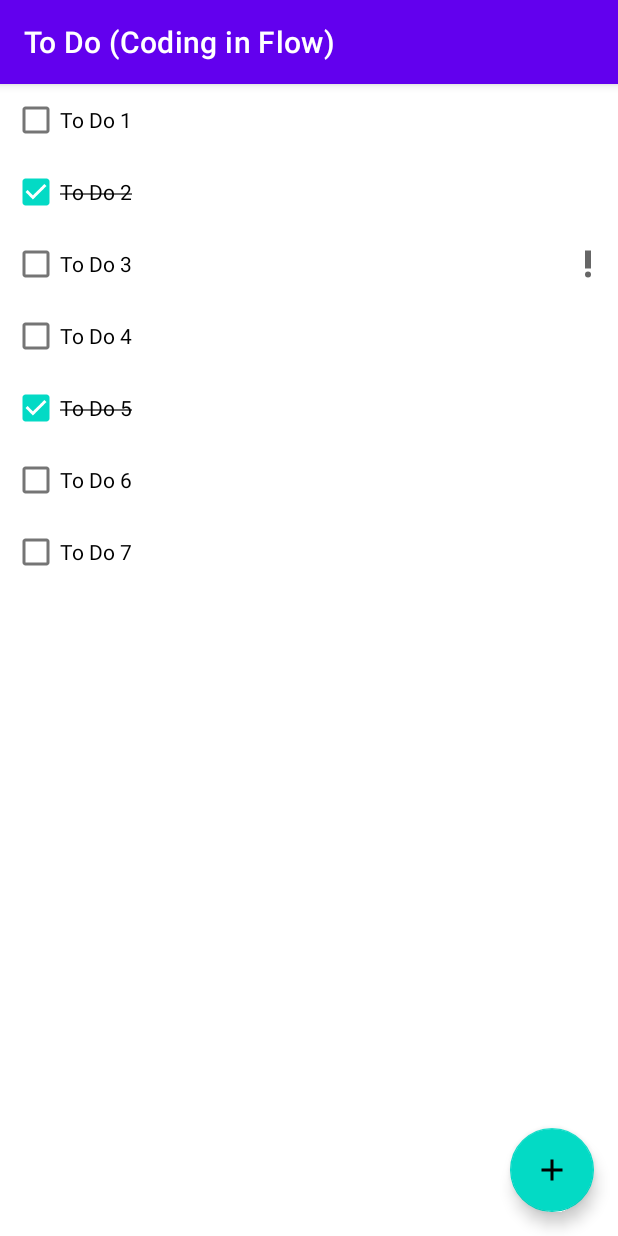
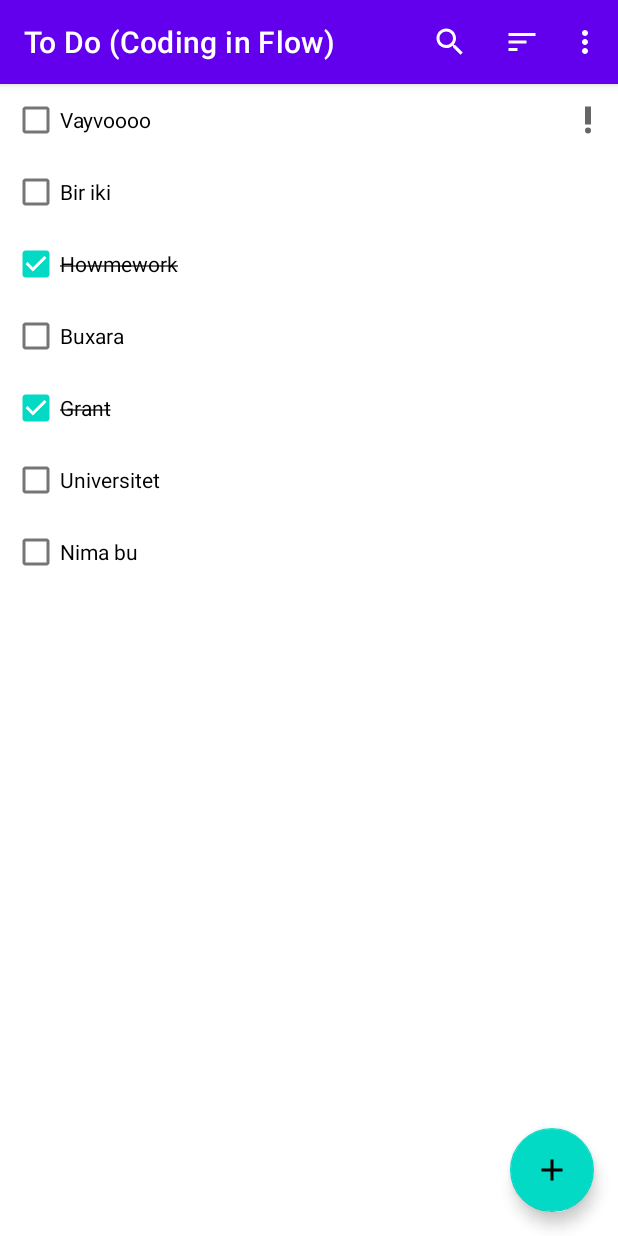
Before and after one commit to AndroidDeveloperSanjar/To-Do-App-Coding-in-Flow-, an Android app: the screen it shows after launch (MainActivity), on a phone screen of 412 x 824 dp. Run offline under Robolectric (Android 15) with nearby library versions, the phone set to English and light mode, and no system bars; our stand-ins replace Dagger/Hilt's generated code, Room's generated code; libraries missing offline, so code that uses them is left out: androidx.hilt.lifecycle.

Commit message:
Updated menu!

```diff
--- a/app/src/main/java/uz/androbeck/todoapp/data/TaskDao.kt
+++ b/app/src/main/java/uz/androbeck/todoapp/data/TaskDao.kt
@@ -5,8 +5,9 @@ import kotlinx.coroutines.flow.Flow
 
 @Dao
 interface TaskDao {
-    @Query("SELECT * FROM task_table")
-    fun getTasks() : Flow<List<Task>>
+
+    @Query("SELECT * FROM task_table WHERE name LIKE '%' || :searchQuery || '%' ORDER BY important DESC ")
+    fun getTasks(searchQuery: String) : Flow<List<Task>>
 
     @Insert(onConflict = OnConflictStrategy.REPLACE)
     suspend fun insert(task: Task)
--- a/app/src/main/java/uz/androbeck/todoapp/data/TaskDatabase.kt
+++ b/app/src/main/java/uz/androbeck/todoapp/data/TaskDatabase.kt
@@ -25,13 +25,13 @@ abstract class TaskDatabase : RoomDatabase() {
             val dao = database.get().taskDao()
 
             applicationScope.launch {
-                dao.insert(Task("To Do 1"))
-                dao.insert(Task("To Do 2", completed = true))
-                dao.insert(Task("To Do 3", important = true))
-                dao.insert(Task("To Do 4"))
-                dao.insert(Task("To Do 5", completed = true))
-                dao.insert(Task("To Do 6"))
-                dao.insert(Task("To Do 7"))
+                dao.insert(Task("Bir iki "))
+                dao.insert(Task("Howmework", completed = true))
+                dao.insert(Task("Vayvoooo", important = true))
+                dao.insert(Task("Buxara"))
+                dao.insert(Task("Grant", completed = true))
+                dao.insert(Task("Universitet"))
+                dao.insert(Task("Nima bu"))
             }
         }
     }
--- a/app/src/main/java/uz/androbeck/todoapp/ui/tasks/TasksFragment.kt
+++ b/app/src/main/java/uz/androbeck/todoapp/ui/tasks/TasksFragment.kt
@@ -1,13 +1,18 @@
 package uz.androbeck.todoapp.ui.tasks
 
 import android.os.Bundle
+import android.view.Menu
+import android.view.MenuInflater
+import android.view.MenuItem
 import android.view.View
+import androidx.appcompat.widget.SearchView
 import androidx.fragment.app.Fragment
 import androidx.fragment.app.viewModels
 import androidx.recyclerview.widget.LinearLayoutManager
 import dagger.hilt.android.AndroidEntryPoint
 import uz.androbeck.todoapp.R
 import uz.androbeck.todoapp.databinding.FragmentTasksBinding
+import uz.androbeck.todoapp.util.onQueryTextChanged
 
 @AndroidEntryPoint
 class TasksFragment : Fragment(R.layout.fragment_tasks) {
@@ -29,8 +34,47 @@ class TasksFragment : Fragment(R.layout.fragment_tasks) {
             }
         }
 
-        viewModel.tasks.observe(viewLifecycleOwner, {
+        viewModel.tasks.observe(viewLifecycleOwner) {
             tasksAdapter.submitList(it)
-        })
+        }
+
+        setHasOptionsMenu(true)
+    }
+
+    override fun onSaveInstanceState(outState: Bundle) {
+        super.onSaveInstanceState(outState)
+    }
+
+    override fun onCreateOptionsMenu(menu: Menu, inflater: MenuInflater) {
+        inflater.inflate(R.menu.menu_fragment_tasks, menu)
+
+        val searchItem = menu.findItem(R.id.action_search)
+        val searchView = searchItem.actionView as SearchView
+
+        searchView.onQueryTextChanged {
+            viewModel.searchQuery.value = it
+        }
+    }
+
+    override fun onOptionsItemSelected(item: MenuItem): Boolean {
+        return when (item.itemId) {
+            R.id.action_by_sort_name -> {
+
+                true
+            }
+            R.id.action_sort_by_date_created ->{
+
+                true
+            }
+            R.id.action_hide_completed_tasks -> {
+
+                true
+            }
+            R.id.action_delete_all_completed_tasks ->{
+
+                true
+            }
+            else -> super.onOptionsItemSelected(item)
+        }
     }
 }
--- a/app/src/main/java/uz/androbeck/todoapp/ui/tasks/TasksViewModel.kt
+++ b/app/src/main/java/uz/androbeck/todoapp/ui/tasks/TasksViewModel.kt
@@ -3,11 +3,20 @@ package uz.androbeck.todoapp.ui.tasks
 import androidx.hilt.lifecycle.ViewModelInject
 import androidx.lifecycle.ViewModel
 import androidx.lifecycle.asLiveData
+import kotlinx.coroutines.flow.MutableStateFlow
+import kotlinx.coroutines.flow.flatMapLatest
 import uz.androbeck.todoapp.data.TaskDao
 
 class TasksViewModel @ViewModelInject constructor(
     private val taskDao: TaskDao
 ) : ViewModel() {
 
-    val tasks = taskDao.getTasks().asLiveData()
+    val searchQuery = MutableStateFlow("")
+
+    private val taskFlow = searchQuery.flatMapLatest {
+        taskDao.getTasks(it)
+    }
+
+    val tasks = taskFlow.asLiveData()
+
 }
--- /dev/null
+++ b/app/src/main/java/uz/androbeck/todoapp/util/ViewExtensions.kt
@@ -0,0 +1,23 @@
+package uz.androbeck.todoapp.util
+
+import android.view.View
+import androidx.appcompat.widget.SearchView
+
+inline fun SearchView.onQueryTextChanged(crossinline listener: (String) -> Unit){
+    this.setOnQueryTextFocusChangeListener(object : SearchView.OnQueryTextListener,
+        View.OnFocusChangeListener {
+
+        override fun onQueryTextSubmit(query: String?): Boolean {
+            return true
+        }
+
+        override fun onQueryTextChange(newText: String?): Boolean {
+            listener(newText.orEmpty())
+            return true
+        }
+
+        override fun onFocusChange(p0: View?, p1: Boolean) {
+
+        }
+    })
+}
--- /dev/null
+++ b/app/src/main/res/menu/menu_fragment_tasks.xml
@@ -0,0 +1,35 @@
+<?xml version="1.0" encoding="utf-8"?>
+<menu xmlns:android="http://schemas.android.com/apk/res/android"
+    xmlns:app="http://schemas.android.com/apk/res-auto">
+
+    <item
+        android:id="@+id/action_search"
+        android:icon="@drawable/ic_search"
+        android:title="Search"
+        app:actionViewClass="androidx.appcompat.widget.SearchView"
+        app:showAsAction="always|collapseActionView" />
+
+    <item
+        android:icon="@drawable/ic_sort"
+        android:title="Sort"
+        app:showAsAction="always">
+        <menu>
+            <item
+                android:id="@+id/action_by_sort_name"
+                android:title="Sort name" />
+            <item
+                android:id="@+id/action_sort_by_date_created"
+                android:title="Sort by date created" />
+        </menu>
+    </item>
+
+    <item
+        android:id="@+id/action_hide_completed_tasks"
+        android:checkable="true"
+        android:title="Hide completed"
+        app:showAsAction="never" />
+    <item
+        android:id="@+id/action_delete_all_completed_tasks"
+        android:title="Delete all completed"
+        app:showAsAction="never" />
+</menu>
--- a/build.gradle
+++ b/build.gradle
@@ -30,7 +30,7 @@ buildscript {
         jcenter()
     }
     dependencies {
-        classpath 'com.android.tools.build:gradle:7.0.0-alpha01'
+        classpath 'com.android.tools.build:gradle:7.0.0-alpha02'
         classpath "org.jetbrains.kotlin:kotlin-gradle-plugin:1.4.20"
         classpath "androidx.navigation:navigation-safe-args-gradle-plugin:$navigationVersion"
         classpath "com.google.dagger:hilt-android-gradle-plugin:$hiltVersion"
```
